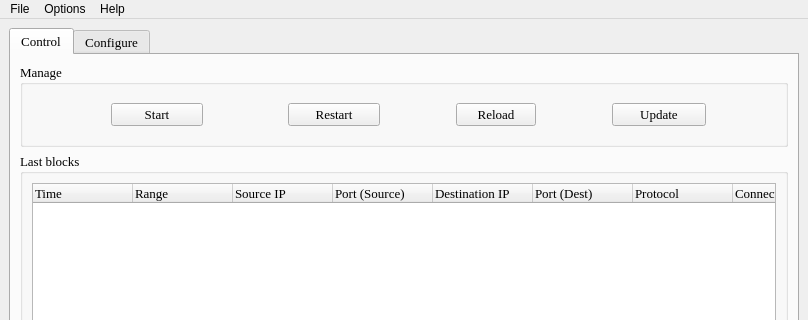
okyes/peerguardian, file pgl/pgl-gui/ui/main_window.ui: the form before one commit; both pictures show x 0 to 808 and y 0 to 320 of the 808 by 602 pixel window.
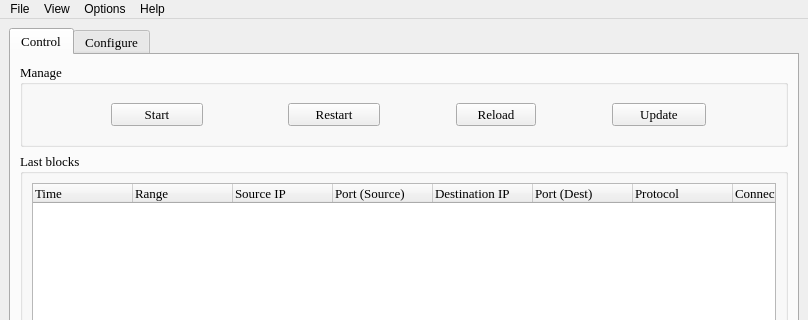
The form after the commit. Icons and pictures are not drawn.

Commit message: Added 2 new actions for viewing pgld and pglcmd log files. Added new widget to allow viewing and filtering information on files.

The edit to the form file:
```diff
--- a/pgl/pgl-gui/ui/main_window.ui
+++ b/pgl/pgl-gui/ui/main_window.ui
@@ -756,7 +756,15 @@
     </property>
     <addaction name="a_AboutDialog"/>
    </widget>
+   <widget class="QMenu" name="menuView">
+    <property name="title">
+     <string>View</string>
+    </property>
+    <addaction name="viewPglcmdLogAction"/>
+    <addaction name="viewPgldLogAction"/>
+   </widget>
    <addaction name="menuFile"/>
+   <addaction name="menuView"/>
    <addaction name="menuSettings"/>
    <addaction name="menuAbout"/>
   </widget>
```
Left out of the diff: 18 changed lines with no effect on the pictures. The commit also changes 6 other files.
